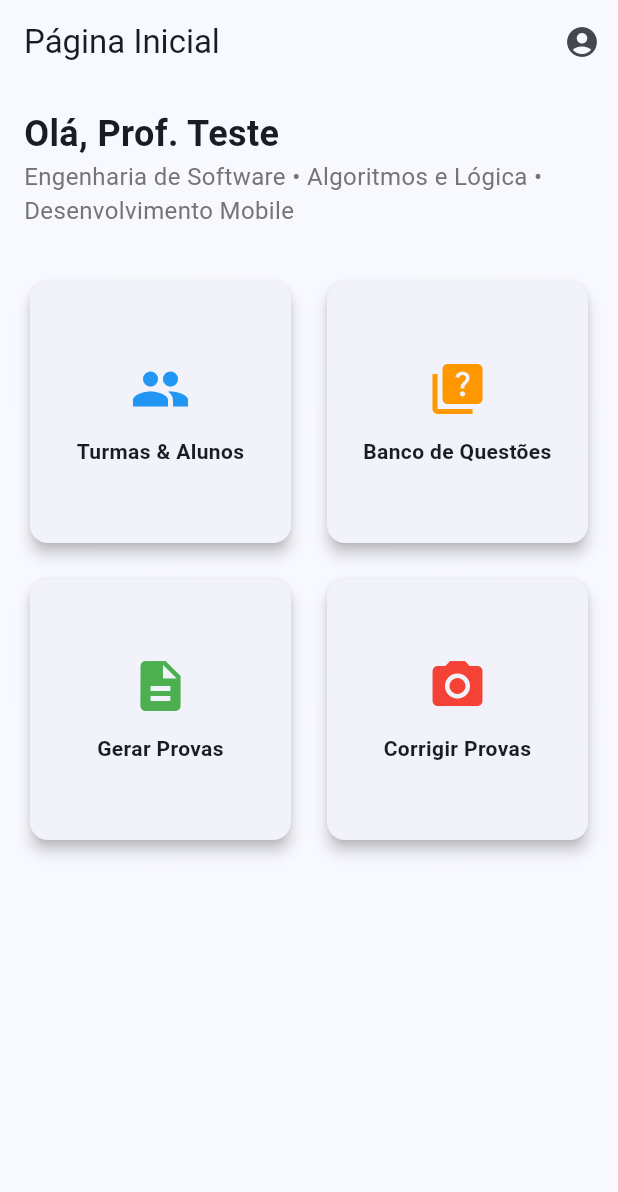
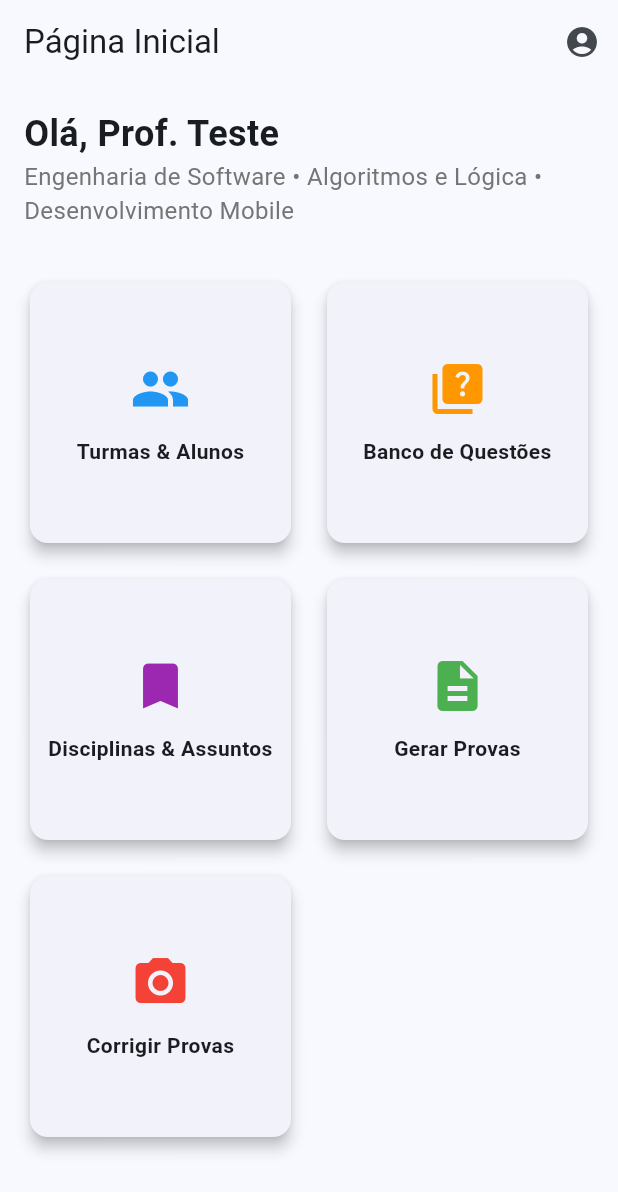
Before and after one commit to FelipeVieira4/gabarito_plus, a Flutter app: the DashboardView screen opened directly, on a phone screen of 412 x 824 dp. Shown: the top 1192 px of the screen. Run offline on Flutter 3.47's test engine with Material 3 defaults, Android fonts, the phone set to English and light mode, and no system bars; our stand-ins replace qr_flutter.

Commit message:
feat mudar materia para disciplina

```diff
--- a/lib/mocks/mock_professor.dart
+++ b/lib/mocks/mock_professor.dart
@@ -4,7 +4,7 @@ final Professor usuarioMock = Professor(
   id: '1',
   nome: 'Prof. Teste',
   email: 'admin@email.com',
-  materias: [
+  disciplinas: [
     'Engenharia de Software',
     'Algoritmos e Lógica',
     'Desenvolvimento Mobile',
--- a/lib/models/professor.dart
+++ b/lib/models/professor.dart
@@ -2,12 +2,12 @@ class Professor {
   final String id;
   final String nome;
   final String email;
-  final List<String> materias;
+  final List<String> disciplinas;
 
   Professor({
     required this.id,
     required this.nome,
     required this.email,
-    required this.materias,
+    required this.disciplinas,
   });
 }
--- a/lib/views/auth/profile_view.dart
+++ b/lib/views/auth/profile_view.dart
@@ -27,7 +27,7 @@ class ProfileView extends StatelessWidget {
               const SizedBox(height: 16),
               const Align(
                 alignment: Alignment.centerLeft,
-                child: Text('Matérias', style: TextStyle(fontSize: 14, color: Colors.grey)),
+                child: Text('Disciplinas', style: TextStyle(fontSize: 14, color: Colors.grey)),
               ),
               const SizedBox(height: 8),
               Align(
@@ -35,8 +35,8 @@ class ProfileView extends StatelessWidget {
                 child: Wrap(
                   spacing: 8,
                   runSpacing: 4,
-                  children: usuarioMock.materias.map((materia) => Chip(
-                    label: Text(materia),
+                  children: usuarioMock.disciplinas.map((disciplina) => Chip(
+                    label: Text(disciplina),
                     backgroundColor: Colors.blue[50],
                   )).toList(),
                 ),
--- a/lib/views/dashboard/dashboard_view.dart
+++ b/lib/views/dashboard/dashboard_view.dart
@@ -1,5 +1,6 @@
 import 'package:flutter/material.dart';
 import 'package:gabarito_plus/views/dashboard/dashboard_alunos.dart';
+import 'package:gabarito_plus/views/disciplinas/consulta_disciplinas.dart';
 import 'package:gabarito_plus/views/provas/configuracao_prova.dart';
 import '../../mocks/mock_professor.dart';
 import '../auth/profile_view.dart';
@@ -60,7 +61,7 @@ class DashboardView extends StatelessWidget {
                       ),
                     ),
                     Text(
-                      usuarioMock.materias.join(' • '),
+                      usuarioMock.disciplinas.join(' • '),
                       style: TextStyle(fontSize: 16, color: Colors.grey[600]),
                       maxLines: 2,
                       overflow: TextOverflow.ellipsis,
@@ -95,6 +96,18 @@ class DashboardView extends StatelessWidget {
                             MaterialPageRoute(
                                 builder: (context) =>
                                     const ListaQuestoesView()),
+                          ),
+                        ),
+                        _buildMenuCard(
+                          context,
+                          'Disciplinas & Assuntos',
+                          Icons.bookmark,
+                          Colors.purple,
+                          () => Navigator.push(
+                            context,
+                            MaterialPageRoute(
+                                builder: (context) =>
+                                    const ConsultaDisciplinasView()),
                           ),
                         ),
                         _buildMenuCard(
```
